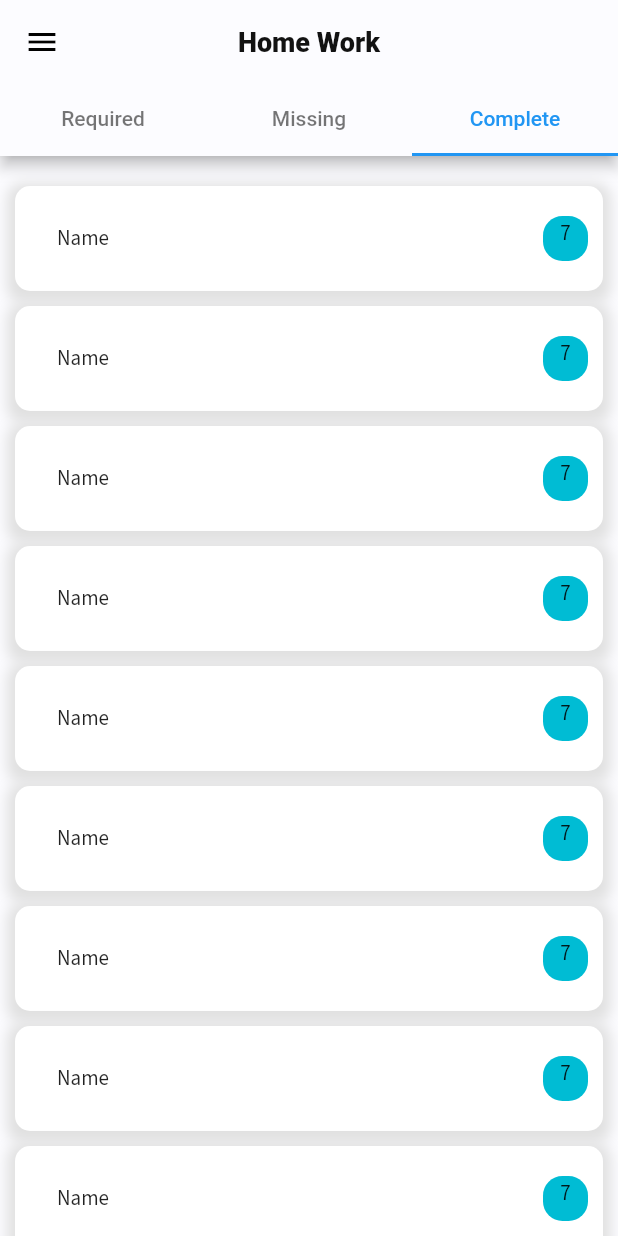
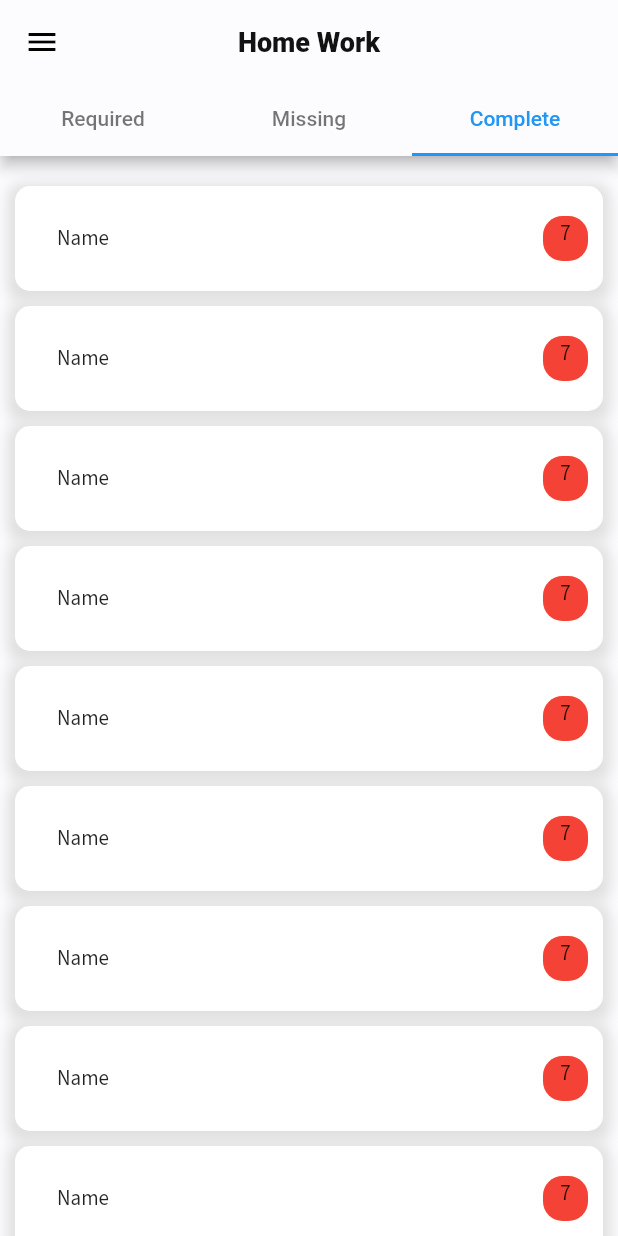
Before and after one commit to muayadmohammed/Cryo_Class_Platform, a Flutter app: the HomeTasks screen opened directly with empty values, tab 3 chosen, on a phone screen of 412 x 824 dp. Run offline on Flutter 3.47's test engine with Material 2 defaults, Android fonts, the light colour scheme and no system bars; our stand-ins replace awesome_dialog, google_fonts, localize_and_translate, shimmer; missing offline and left inert: animated_card, giffy_dialog, google_fonts_arabic, sliding_card.

Commit message:
Edit Condition

```diff
--- a/lib/screens/home_work/Student/complete.dart
+++ b/lib/screens/home_work/Student/complete.dart
@@ -73,7 +73,7 @@ class _CompleteState extends State<Complete> {
                             margin: const EdgeInsets.symmetric(horizontal: 10),
                             padding: EdgeInsets.all(1),
                             decoration: BoxDecoration(
-                              color: _color(widget.counter)
+                              color: widget.counter>=4
                                   ? Colors.red
                                   : Colors.cyan,
                               borderRadius: BorderRadius.circular(13),
@@ -104,11 +104,5 @@ class _CompleteState extends State<Complete> {
     );
   }
 
-  bool _color(int drgree) {
-    if (drgree > 4) {
-      return false;
-    } else {
-      return true;
-    }
-  }
+
 }
```
